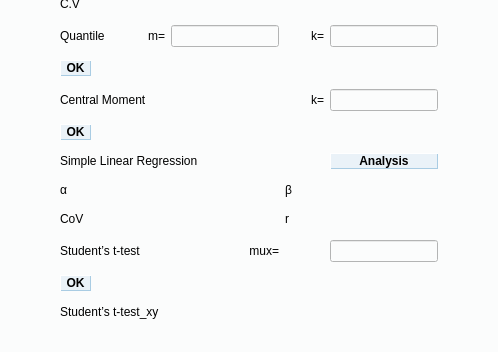
Old version of the form stat.ui in the repository Ruixin-Wang/VisualCalc; both pictures show x 0 to 498 and y 348 to 700 of the 498 by 700 pixel window.
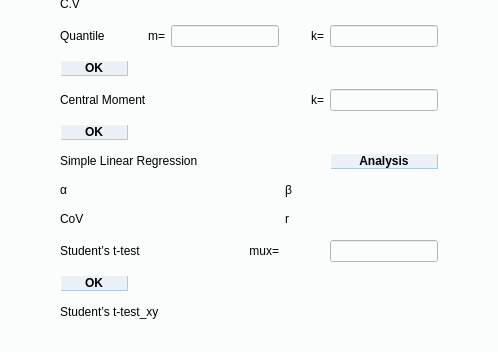
New version of the form.

The edit to the form file:
```diff
--- a/stat.ui
+++ b/stat.ui
@@ -1091,43 +1091,6 @@
      </property>
     </widget>
    </item>
-   <item row="13" column="0">
-    <widget class="QPushButton" name="pushButton">
-     <property name="sizePolicy">
-      <sizepolicy hsizetype="Preferred" vsizetype="Fixed">
-       <horstretch>0</horstretch>
-       <verstretch>0</verstretch>
-      </sizepolicy>
-     </property>
-     <property name="font">
-      <font>
-       <family>Arial</family>
-       <weight>75</weight>
-       <bold>true</bold>
-      </font>
-     </property>
-     <property name="styleSheet">
-      <string notr="true">QPushButton{
-	background-color:#EAF2F8;   
-	border: 1px groove #A9CCE3 ; 
-	border-style: outset;
-}
-QPushButton:hover {
-	background-color:#D4E6F1; 
-	color: black;
-}
-QPushButton:pressed{
-	background-color:#A9CCE3; 
-	border-style: inset;
-}
-
-</string>
-     </property>
-     <property name="text">
-      <string>OK</string>
-     </property>
-    </widget>
-   </item>
    <item row="13" column="3" colspan="3">
     <widget class="QLineEdit" name="lineEdit_22">
      <property name="enabled">
@@ -1248,43 +1211,6 @@
      </property>
     </widget>
    </item>
-   <item row="15" column="0">
-    <widget class="QPushButton" name="pushButton_2">
-     <property name="sizePolicy">
-      <sizepolicy hsizetype="Preferred" vsizetype="Fixed">
-       <horstretch>0</horstretch>
-       <verstretch>0</verstretch>
-      </sizepolicy>
-     </property>
-     <property name="font">
-      <font>
-       <family>Arial</family>
-       <weight>75</weight>
-       <bold>true</bold>
-      </font>
-     </property>
-     <property name="styleSheet">
-      <string notr="true">QPushButton{
-	background-color:#EAF2F8;   
-	border: 1px groove #A9CCE3 ; 
-	border-style: outset;
-}
-QPushButton:hover {
-	background-color:#D4E6F1; 
-	color: black;
-}
-QPushButton:pressed{
-	background-color:#A9CCE3; 
-	border-style: inset;
-}
-
-</string>
-     </property>
-     <property name="text">
-      <string>OK</string>
-     </property>
-    </widget>
-   </item>
    <item row="15" column="3" colspan="3">
     <widget class="QLineEdit" name="lineEdit_27">
      <property name="enabled">
@@ -1655,43 +1581,6 @@
      </property>
     </widget>
    </item>
-   <item row="20" column="0">
-    <widget class="QPushButton" name="pushButton_4">
-     <property name="sizePolicy">
-      <sizepolicy hsizetype="Preferred" vsizetype="Fixed">
-       <horstretch>0</horstretch>
-       <verstretch>0</verstretch>
-      </sizepolicy>
-     </property>
-     <property name="font">
-      <font>
-       <family>Arial</family>
-       <weight>75</weight>
-       <bold>true</bold>
-      </font>
-     </property>
-     <property name="styleSheet">
-      <string notr="true">QPushButton{
-	background-color:#EAF2F8;   
-	border: 1px groove #A9CCE3 ; 
-	border-style: outset;
-}
-QPushButton:hover {
-	background-color:#D4E6F1; 
-	color: black;
-}
-QPushButton:pressed{
-	background-color:#A9CCE3; 
-	border-style: inset;
-}
-
-</string>
-     </property>
-     <property name="text">
-      <string>OK</string>
-     </property>
-    </widget>
-   </item>
    <item row="20" column="3" colspan="3">
     <widget class="QLineEdit" name="lineEdit_35">
      <property name="enabled">
@@ -1841,6 +1730,117 @@
      </property>
     </widget>
    </item>
+   <item row="13" column="0" colspan="2">
+    <widget class="QPushButton" name="pushButton">
+     <property name="sizePolicy">
+      <sizepolicy hsizetype="Preferred" vsizetype="Fixed">
+       <horstretch>0</horstretch>
+       <verstretch>0</verstretch>
+      </sizepolicy>
+     </property>
+     <property name="font">
+      <font>
+       <family>Arial</family>
+       <weight>75</weight>
+       <bold>true</bold>
+      </font>
+     </property>
+     <property name="styleSheet">
+      <string notr="true">QPushButton{
+	background-color:#EAF2F8;   
+	border: 1px groove #A9CCE3 ; 
+	border-style: outset;
+}
+QPushButton:hover {
+	background-color:#D4E6F1; 
+	color: black;
+}
+QPushButton:pressed{
+	background-color:#A9CCE3; 
+	border-style: inset;
+}
+
+</string>
+     </property>
+     <property name="text">
+      <string>OK</string>
+     </property>
+    </widget>
+   </item>
+   <item row="15" column="0" colspan="2">
+    <widget class="QPushButton" name="pushButton_2">
+     <property name="sizePolicy">
+      <sizepolicy hsizetype="Preferred" vsizetype="Fixed">
+       <horstretch>0</horstretch>
+       <verstretch>0</verstretch>
+      </sizepolicy>
+     </property>
+     <property name="font">
+      <font>
+       <family>Arial</family>
+       <weight>75</weight>
+       <bold>true</bold>
+      </font>
+     </property>
+     <property name="styleSheet">
+      <string notr="true">QPushButton{
+	background-color:#EAF2F8;   
+	border: 1px groove #A9CCE3 ; 
+	border-style: outset;
+}
+QPushButton:hover {
+	background-color:#D4E6F1; 
+	color: black;
+}
+QPushButton:pressed{
+	background-color:#A9CCE3; 
+	border-style: inset;
+}
+
+</string>
+     </property>
+     <property name="text">
+      <string>OK</string>
+     </property>
+    </widget>
+   </item>
+   <item row="20" column="0" colspan="2">
+    <widget class="QPushButton" name="pushButton_4">
+     <property name="sizePolicy">
+      <sizepolicy hsizetype="Preferred" vsizetype="Fixed">
+       <horstretch>0</horstretch>
+       <verstretch>0</verstretch>
+      </sizepolicy>
+     </property>
+     <property name="font">
+      <font>
+       <family>Arial</family>
+       <weight>75</weight>
+       <bold>true</bold>
+      </font>
+     </property>
+     <property name="styleSheet">
+      <string notr="true">QPushButton{
+	background-color:#EAF2F8;   
+	border: 1px groove #A9CCE3 ; 
+	border-style: outset;
+}
+QPushButton:hover {
+	background-color:#D4E6F1; 
+	color: black;
+}
+QPushButton:pressed{
+	background-color:#A9CCE3; 
+	border-style: inset;
+}
+
+</string>
+     </property>
+     <property name="text">
+      <string>OK</string>
+     </property>
+    </widget>
+   </item>
   </layout>
  </widget>
  <resources>
```
